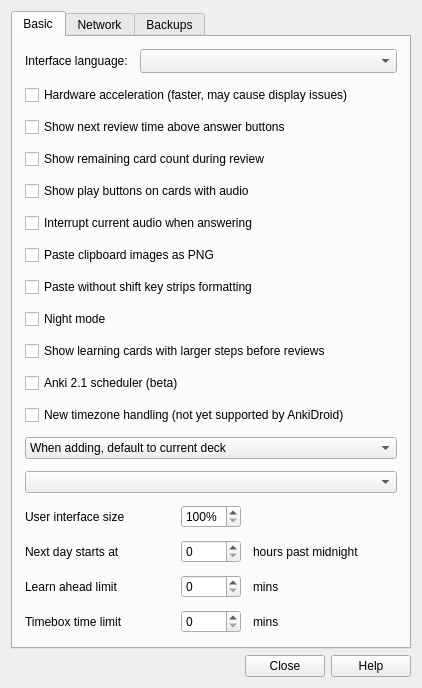
Qt form qt/designer/preferences.ui (ankitects/anki) before a commit.
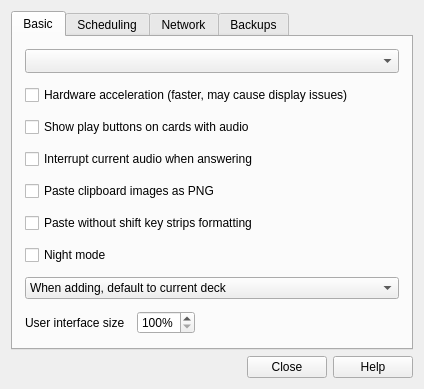
The same form after that commit.

Commit message:
split scheduling prefs into separate tab
https://anki.tenderapp.com/discussions/ankidesktop/40610-windows-anki-everything-was-enlarged-to-150
https://anki.tenderapp.com/discussions/beta-testing/1916-preferences-screen-partly-invisible

Patch:
```diff
--- a/qt/designer/preferences.ui
+++ b/qt/designer/preferences.ui
@@ -6,8 +6,8 @@
    <rect>
     <x>0</x>
     <y>0</y>
-    <width>422</width>
-    <height>636</height>
+    <width>424</width>
+    <height>374</height>
    </rect>
   </property>
   <property name="windowTitle">
@@ -43,28 +43,17 @@
         <number>12</number>
        </property>
        <item>
-        <layout class="QHBoxLayout" name="horizontalLayout_2">
-         <item>
-          <widget class="QLabel" name="label">
-           <property name="text">
-            <string>Interface language:</string>
-           </property>
-          </widget>
-         </item>
-         <item>
-          <widget class="QComboBox" name="lang">
-           <property name="sizePolicy">
-            <sizepolicy hsizetype="MinimumExpanding" vsizetype="Fixed">
-             <horstretch>0</horstretch>
-             <verstretch>0</verstretch>
-            </sizepolicy>
-           </property>
-           <property name="sizeAdjustPolicy">
-            <enum>QComboBox::AdjustToMinimumContentsLengthWithIcon</enum>
-           </property>
-          </widget>
-         </item>
-        </layout>
+        <widget class="QComboBox" name="lang">
+         <property name="sizePolicy">
+          <sizepolicy hsizetype="MinimumExpanding" vsizetype="Fixed">
+           <horstretch>0</horstretch>
+           <verstretch>0</verstretch>
+          </sizepolicy>
+         </property>
+         <property name="sizeAdjustPolicy">
+          <enum>QComboBox::AdjustToMinimumContentsLengthWithIcon</enum>
+         </property>
+        </widget>
        </item>
        <item>
         <widget class="QCheckBox" name="hwAccel">
@@ -73,20 +62,6 @@
          </property>
         </widget>
        </item>
-       <item>
-        <widget class="QCheckBox" name="showEstimates">
-         <property name="text">
-          <string>Show next review time above answer buttons</string>
-         </property>
-        </widget>
-       </item>
-       <item>
-        <widget class="QCheckBox" name="showProgress">
-         <property name="text">
-          <string>Show remaining card count during review</string>
-         </property>
-        </widget>
-       </item>
        <item>
         <widget class="QCheckBox" name="showPlayButtons">
          <property name="text">
@@ -122,27 +97,6 @@
          </property>
         </widget>
        </item>
-       <item>
-        <widget class="QCheckBox" name="dayLearnFirst">
-         <property name="text">
-          <string>Show learning cards with larger steps before reviews</string>
-         </property>
-        </widget>
-       </item>
-       <item>
-        <widget class="QCheckBox" name="newSched">
-         <property name="text">
-          <string>Anki 2.1 scheduler (beta)</string>
-         </property>
-        </widget>
-       </item>
-       <item>
-        <widget class="QCheckBox" name="new_timezone">
-         <property name="text">
-          <string notr="true">New timezone handling (not yet supported by AnkiDroid)</string>
-         </property>
-        </widget>
-       </item>
        <item>
         <widget class="QComboBox" name="useCurrent">
          <item>
@@ -158,96 +112,15 @@
         </widget>
        </item>
        <item>
-        <widget class="QComboBox" name="newSpread"/>
-       </item>
-       <item>
-        <layout class="QGridLayout" name="gridLayout_4">
-         <property name="spacing">
-          <number>12</number>
-         </property>
-         <item row="3" column="1">
-          <widget class="QSpinBox" name="timeLimit">
-           <property name="maximum">
-            <number>9999</number>
-           </property>
-          </widget>
-         </item>
-         <item row="1" column="2">
-          <widget class="QLabel" name="label_40">
-           <property name="text">
-            <string>hours past midnight</string>
-           </property>
-          </widget>
-         </item>
-         <item row="3" column="2">
-          <widget class="QLabel" name="label_39">
-           <property name="text">
-            <string>mins</string>
-           </property>
-          </widget>
-         </item>
-         <item row="1" column="0">
-          <widget class="QLabel" name="label_23">
-           <property name="text">
-            <string>Next day starts at</string>
-           </property>
-          </widget>
-         </item>
-         <item row="2" column="1">
-          <widget class="QSpinBox" name="lrnCutoff">
-           <property name="maximumSize">
-            <size>
-             <width>60</width>
-             <height>16777215</height>
-            </size>
-           </property>
-           <property name="maximum">
-            <number>999</number>
-           </property>
-          </widget>
-         </item>
-         <item row="2" column="0">
-          <widget class="QLabel" name="label_24">
-           <property name="text">
-            <string>Learn ahead limit</string>
-           </property>
-          </widget>
-         </item>
-         <item row="1" column="1">
-          <widget class="QSpinBox" name="dayOffset">
-           <property name="maximumSize">
-            <size>
-             <width>60</width>
-             <height>16777215</height>
-            </size>
-           </property>
-           <property name="maximum">
-            <number>23</number>
-           </property>
-          </widget>
-         </item>
-         <item row="3" column="0">
-          <widget class="QLabel" name="label_30">
-           <property name="text">
-            <string>Timebox time limit</string>
-           </property>
-          </widget>
-         </item>
-         <item row="2" column="2">
-          <widget class="QLabel" name="label_29">
-           <property name="text">
-            <string>mins</string>
-           </property>
-          </widget>
-         </item>
-         <item row="0" column="0">
+        <layout class="QHBoxLayout" name="horizontalLayout_4">
+         <item>
           <widget class="QLabel" name="label_2">
            <property name="text">
             <string>User interface size</string>
            </property>
           </widget>
          </item>
-         <item row="0" column="1">
+         <item>
           <widget class="QSpinBox" name="uiScale">
            <property name="suffix">
             <string>%</string>
@@ -263,6 +136,19 @@
            </property>
           </widget>
          </item>
+         <item>
+          <spacer name="horizontalSpacer_4">
+           <property name="orientation">
+            <enum>Qt::Horizontal</enum>
+           </property>
+           <property name="sizeHint" stdset="0">
+            <size>
+             <width>40</width>
+             <height>20</height>
+            </size>
+           </property>
+          </spacer>
+         </item>
         </layout>
        </item>
        <item>
@@ -283,6 +169,146 @@
        </item>
       </layout>
      </widget>
+     <widget class="QWidget" name="tab_3">
+      <attribute name="title">
+       <string>Scheduling</string>
+      </attribute>
+      <layout class="QVBoxLayout" name="verticalLayout_5">
+       <item>
+        <widget class="QCheckBox" name="showEstimates">
+         <property name="text">
+          <string>Show next review time above answer buttons</string>
+         </property>
+        </widget>
+       </item>
+       <item>
+        <widget class="QCheckBox" name="showProgress">
+         <property name="text">
+          <string>Show remaining card count during review</string>
+         </property>
+        </widget>
+       </item>
+       <item>
+        <widget class="QCheckBox" name="dayLearnFirst">
+         <property name="text">
+          <string>Show learning cards with larger steps before reviews</string>
+         </property>
+        </widget>
+       </item>
+       <item>
+        <widget class="QCheckBox" name="newSched">
+         <property name="text">
+          <string>Anki 2.1 scheduler (beta)</string>
+         </property>
+        </widget>
+       </item>
+       <item>
+        <widget class="QCheckBox" name="new_timezone">
+         <property name="text">
+          <string notr="true">New timezone handling (not yet supported by AnkiDroid)</string>
+         </property>
+        </widget>
+       </item>
+       <item>
+        <widget class="QComboBox" name="newSpread"/>
+       </item>
+       <item>
+        <layout class="QGridLayout" name="gridLayout_4">
+         <property name="spacing">
+          <number>12</number>
+         </property>
+         <item row="1" column="2">
+          <widget class="QLabel" name="label_29">
+           <property name="text">
+            <string>mins</string>
+           </property>
+          </widget>
+         </item>
+         <item row="2" column="1">
+          <widget class="QSpinBox" name="timeLimit">
+           <property name="maximum">
+            <number>9999</number>
+           </property>
+          </widget>
+         </item>
+         <item row="0" column="1">
+          <widget class="QSpinBox" name="dayOffset">
+           <property name="maximumSize">
+            <size>
+             <width>60</width>
+             <height>16777215</height>
+            </size>
+           </property>
+           <property name="maximum">
+            <number>23</number>
+           </property>
+          </widget>
+         </item>
+         <item row="2" column="0">
+          <widget class="QLabel" name="label_30">
+           <property name="text">
+            <string>Timebox time limit</string>
+           </property>
+          </widget>
+         </item>
+         <item row="0" column="2">
+          <widget class="QLabel" name="label_40">
+           <property name="text">
+            <string>hours past midnight</string>
+           </property>
+          </widget>
+         </item>
+         <item row="1" column="0">
+          <widget class="QLabel" name="label_24">
+           <property name="text">
+            <string>Learn ahead limit</string>
+           </property>
+          </widget>
+         </item>
+         <item row="2" column="2">
+          <widget class="QLabel" name="label_39">
+           <property name="text">
+            <string>mins</string>
+           </property>
+          </widget>
+         </item>
+         <item row="1" column="1">
+          <widget class="QSpinBox" name="lrnCutoff">
+           <property name="maximumSize">
+            <size>
+             <width>60</width>
+             <height>16777215</height>
+            </size>
+           </property>
+           <property name="maximum">
+            <number>999</number>
+           </property>
+          </widget>
+         </item>
+         <item row="0" column="0">
+          <widget class="QLabel" name="label_23">
+           <property name="text">
+            <string>Next day starts at</string>
+           </property>
+          </widget>
+         </item>
+        </layout>
+       </item>
+       <item>
+        <spacer name="verticalSpacer">
+         <property name="orientation">
+          <enum>Qt::Vertical</enum>
+         </property>
+         <property name="sizeHint" stdset="0">
+          <size>
+           <width>20</width>
+           <height>16</height>
+          </size>
+         </property>
+        </spacer>
+       </item>
+      </layout>
+     </widget>
      <widget class="QWidget" name="tab_2">
       <attribute name="title">
        <string>Network</string>
```
Left out of the diff: 13 changed lines with no effect on the pictures.
